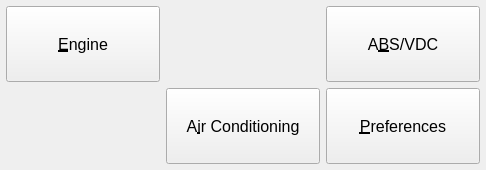
First picture: the form in ui/small/FreeSSM.ui, repository msatoh/Free-SSM-for-my-GDB, before the edit.
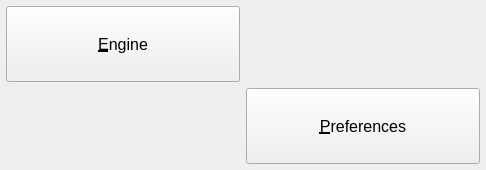
Second picture: the form after the edit. Icons and pictures are not drawn.

Commit message: remove aircon and abs dialog

The edit to the form file:
```diff
--- a/ui/small/FreeSSM.ui
+++ b/ui/small/FreeSSM.ui
@@ -64,108 +64,6 @@
       <property name="spacing">
        <number>6</number>
       </property>
-      <item row="0" column="2">
-       <widget class="QPushButton" name="absvdc_pushButton">
-        <property name="sizePolicy">
-         <sizepolicy hsizetype="Expanding" vsizetype="Expanding">
-          <horstretch>0</horstretch>
-          <verstretch>0</verstretch>
-         </sizepolicy>
-        </property>
-        <property name="font">
-         <font>
-          <pointsize>12</pointsize>
-          <weight>50</weight>
-          <bold>false</bold>
-         </font>
-        </property>
-        <property name="cursor">
-         <cursorShape>PointingHandCursor</cursorShape>
-        </property>
-        <property name="text">
-         <string>A&amp;BS/VDC</string>
-        </property>
-        <property name="icon">
-         <iconset resource="../../resources/FreeSSM.qrc">
-          <normaloff>:/icons/freessm/64x64/ABS.png</normaloff>:/icons/freessm/64x64/ABS.png</iconset>
-        </property>
-        <property name="iconSize">
-         <size>
-          <width>32</width>
-          <height>32</height>
-         </size>
-        </property>
-       </widget>
-      </item>
-      <item row="1" column="1">
-       <widget class="QPushButton" name="aircon_pushButton">
-        <property name="sizePolicy">
-         <sizepolicy hsizetype="Expanding" vsizetype="Expanding">
-          <horstretch>0</horstretch>
-          <verstretch>0</verstretch>
-         </sizepolicy>
-        </property>
-        <property name="font">
-         <font>
-          <pointsize>12</pointsize>
-          <weight>50</weight>
-          <bold>false</bold>
-         </font>
-        </property>
-        <property name="cursor">
-         <cursorShape>PointingHandCursor</cursorShape>
-        </property>
-        <property name="text">
-         <string>A&amp;ir Conditioning</string>
-        </property>
-        <property name="icon">
-         <iconset resource="../../resources/FreeSSM.qrc">
-          <normaloff>:/icons/freessm/64x64/AirCon.png</normaloff>:/icons/freessm/64x64/AirCon.png</iconset>
-        </property>
-        <property name="iconSize">
-         <size>
-          <width>32</width>
-          <height>32</height>
-         </size>
-        </property>
-        <property name="flat">
-         <bool>false</bool>
-        </property>
-       </widget>
-      </item>
-      <item row="1" column="2">
-       <widget class="QPushButton" name="preferences_pushButton">
-        <property name="sizePolicy">
-         <sizepolicy hsizetype="Expanding" vsizetype="Expanding">
-          <horstretch>0</horstretch>
-          <verstretch>0</verstretch>
-         </sizepolicy>
-        </property>
-        <property name="font">
-         <font>
-          <pointsize>12</pointsize>
-          <weight>50</weight>
-          <bold>false</bold>
-         </font>
-        </property>
-        <property name="cursor">
-         <cursorShape>PointingHandCursor</cursorShape>
-        </property>
-        <property name="text">
-         <string>&amp;Preferences</string>
-        </property>
-        <property name="icon">
-         <iconset resource="../../resources/FreeSSM.qrc">
-          <normaloff>:/icons/oxygen/32x32/preferences-system.png</normaloff>:/icons/oxygen/32x32/preferences-system.png</iconset>
-        </property>
-        <property name="iconSize">
-         <size>
-          <width>32</width>
-          <height>32</height>
-         </size>
-        </property>
-       </widget>
-      </item>
       <item row="0" column="0">
        <widget class="QPushButton" name="engine_pushButton">
         <property name="sizePolicy">
@@ -202,6 +100,39 @@
         </property>
        </widget>
       </item>
+      <item row="1" column="1">
+       <widget class="QPushButton" name="preferences_pushButton">
+        <property name="sizePolicy">
+         <sizepolicy hsizetype="Expanding" vsizetype="Expanding">
+          <horstretch>0</horstretch>
+          <verstretch>0</verstretch>
+         </sizepolicy>
+        </property>
+        <property name="font">
+         <font>
+          <pointsize>12</pointsize>
+          <weight>50</weight>
+          <bold>false</bold>
+         </font>
+        </property>
+        <property name="cursor">
+         <cursorShape>PointingHandCursor</cursorShape>
+        </property>
+        <property name="text">
+         <string>&amp;Preferences</string>
+        </property>
+        <property name="icon">
+         <iconset resource="../../resources/FreeSSM.qrc">
+          <normaloff>:/icons/oxygen/32x32/preferences-system.png</normaloff>:/icons/oxygen/32x32/preferences-system.png</iconset>
+        </property>
+        <property name="iconSize">
+         <size>
+          <width>32</width>
+          <height>32</height>
+         </size>
+        </property>
+       </widget>
+      </item>
      </layout>
     </item>
    </layout>
```
The commit also changes 13 other files.
